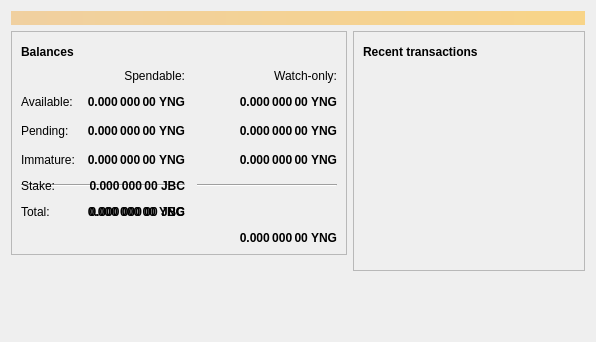
First picture: the form in src/qt/forms/overviewpage.ui, repository yangcoin/litecoin, before the edit.
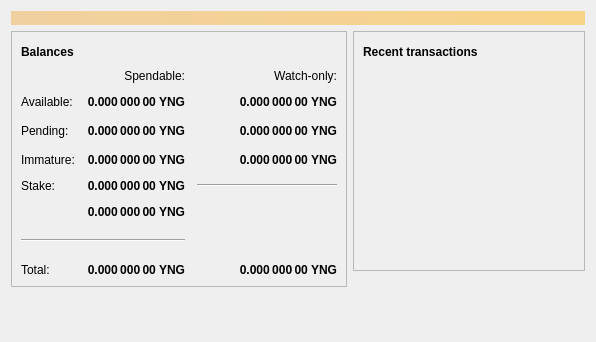
Second picture: the form after the edit. Icons and pictures are not drawn.

Patch:
```diff
--- a/src/qt/forms/overviewpage.ui
+++ b/src/qt/forms/overviewpage.ui
@@ -189,7 +189,7 @@
               </property>
              </widget>
             </item>
-            <item row="4" column="0" colspan="2">
+            <item row="6" column="0" colspan="2">
              <widget class="Line" name="line">
               <property name="orientation">
                <enum>Qt::Horizontal</enum>
@@ -215,7 +215,7 @@
               </property>
              </widget>
             </item>
-            <item row="5" column="0">
+            <item row="7" column="0">
              <widget class="QLabel" name="labelTotalText">
               <property name="text">
                <string>Total:</string>
@@ -247,7 +247,7 @@
               </property>
              </widget>
             </item>
-            <item row="2" column="3">
+            <item row="6" column="3">
              <spacer name="horizontalSpacer_2">
               <property name="orientation">
                <enum>Qt::Horizontal</enum>
@@ -267,7 +267,7 @@
               </property>
              </widget>
             </item>
-            <item row="5" column="1">
+            <item row="7" column="1">
              <widget class="QLabel" name="labelTotal">
               <property name="font">
                <font>
@@ -417,7 +417,7 @@
                </font>
               </property>
               <property name="text">
-               <string>0.000 000 00 JBC</string>
+               <string>0.000 000 00 YNG</string>
               </property>
               <property name="alignment">
                <set>Qt::AlignRight|Qt::AlignTrailing|Qt::AlignVCenter</set>
@@ -436,7 +436,7 @@
                </font>
               </property>
               <property name="text">
-               <string>0.000 000 00 JBC</string>
+               <string>0.000 000 00 YNG</string>
               </property>
               <property name="alignment">
                <set>Qt::AlignRight|Qt::AlignTrailing|Qt::AlignVCenter</set>
```
